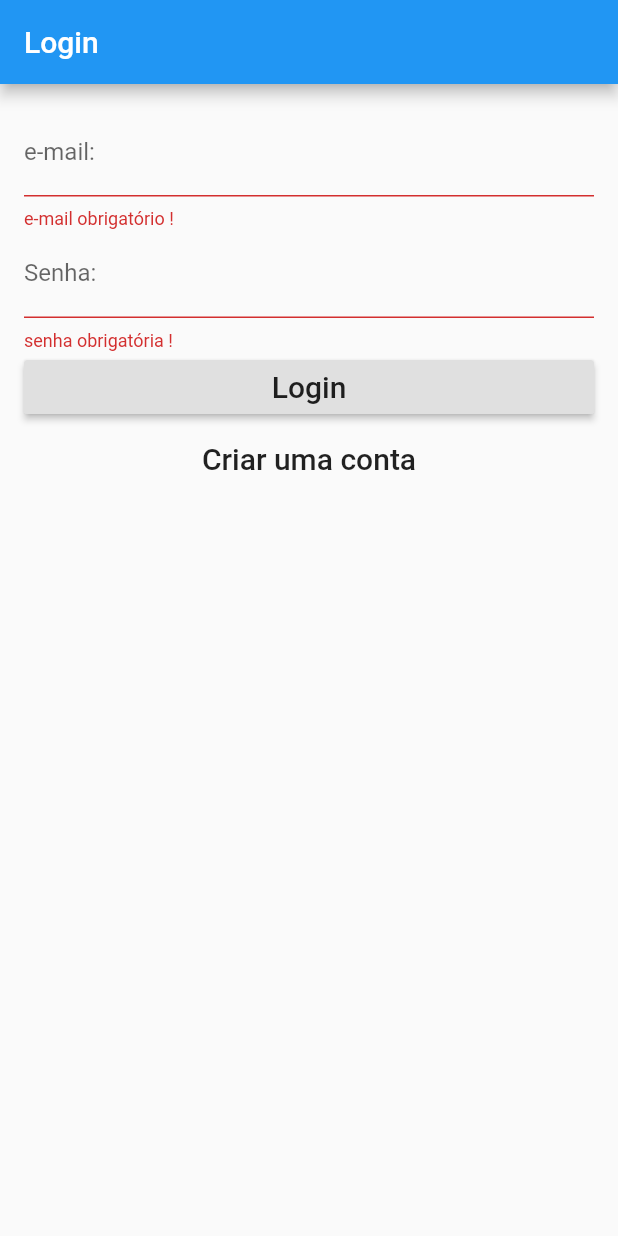
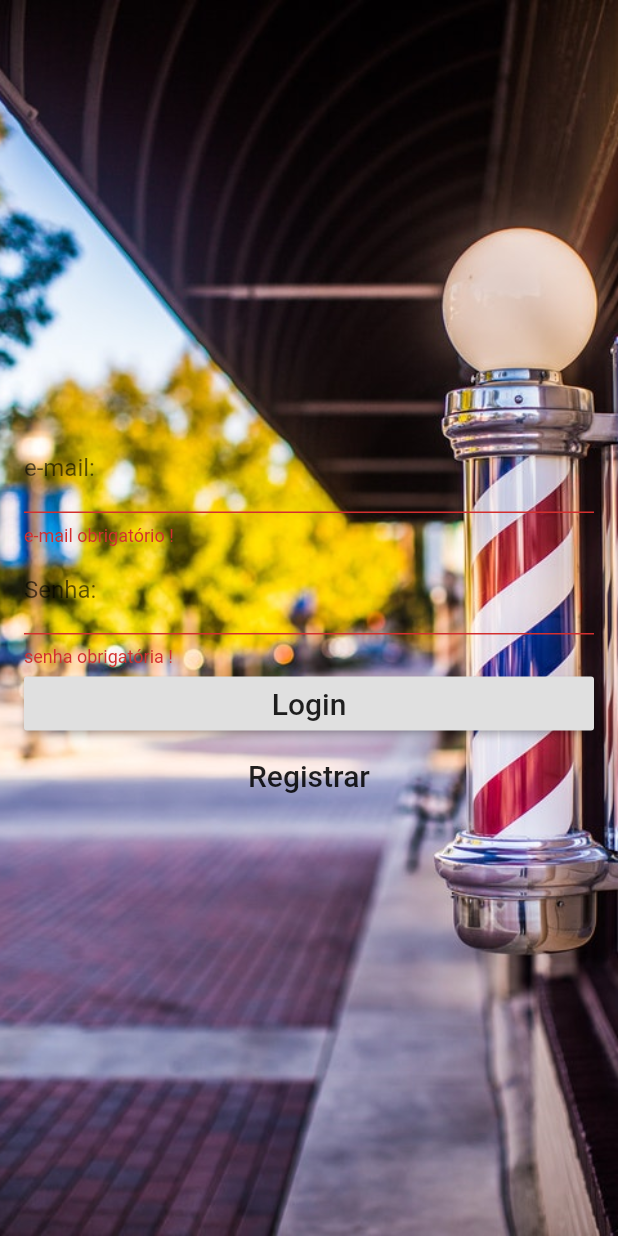
Before and after one commit to JeffersonRoque/barber_roque, a Flutter app: the screen it shows after launch, after a tap on "Login", on a phone screen of 412 x 824 dp. Run offline on Flutter 3.47's test engine with Material 2 defaults, Android fonts, the phone set to English and light mode, and no system bars; our stand-ins replace firebase_auth; accounts and stored records are empty.

Commit message:
atualização layout login

```diff
--- a/lib/login_page.dart
+++ b/lib/login_page.dart
@@ -1,12 +1,14 @@
 import 'package:barber_roque/auth_provider.dart';
 import 'package:flutter/material.dart';
 
-class EmailFielValidadator{
-  static String validade(String value) => value.isEmpty ? "e-mail obrigatório !" : null;
+class EmailFielValidadator {
+  static String validade(String value) =>
+      value.isEmpty ? "e-mail obrigatório !" : null;
 }
 
-class PasswordFielValidador{
-  static String validade(String value) => value.isEmpty ? "senha obrigatória !" : null;
+class PasswordFielValidador {
+  static String validade(String value) =>
+      value.isEmpty ? "senha obrigatória !" : null;
 }
 
 class LoginPage extends StatefulWidget {
@@ -20,16 +22,16 @@ enum FormType {
   register,
 }
 
-class _LoginPageState extends State<LoginPage>{
+class _LoginPageState extends State<LoginPage> {
   final GlobalKey<FormState> formKey = GlobalKey<FormState>();
 
   String _email;
   String _password;
   FormType _formType = FormType.login;
 
-  bool validateAndSave(){
+  bool validateAndSave() {
     final form = formKey.currentState;
-    if(form.validate()){
+    if (form.validate()) {
       form.save();
       return true;
     }
@@ -37,32 +39,33 @@ class _LoginPageState extends State<LoginPage>{
   }
 
   //Autenticação
-  void validateAndSubmit() async{
-    if (validateAndSave()){
-      try{
+  void validateAndSubmit() async {
+    if (validateAndSave()) {
+      try {
         var auth = AuthProvider.of(context).auth;
-        if(_formType == FormType.login){
-          String userId = (await auth.signInWithEmailAndPassword(_email, _password));
+        if (_formType == FormType.login) {
+          String userId =
+              (await auth.signInWithEmailAndPassword(_email, _password));
           print('Signed in: $userId');
-        }else{
-          String userId = (await auth.createUserWithEmailAndPassword(_email, _password));
+        } else {
+          String userId =
+              (await auth.createUserWithEmailAndPassword(_email, _password));
           print('Registered in: $userId');
         }
-      }
-      catch (e){
+      } catch (e) {
         print('Error $e');
       }
     }
   }
 
-  void moveToRegister(){
+  void moveToRegister() {
     formKey.currentState.reset();
     setState(() {
       _formType = FormType.register;
     });
   }
 
-  void moveToLogin(){
+  void moveToLogin() {
     formKey.currentState.reset();
     setState(() {
       _formType = FormType.login;
@@ -72,16 +75,23 @@ class _LoginPageState extends State<LoginPage>{
   //Conteúdo da Página
   @override
   Widget build(BuildContext context) {
-      return new Scaffold(
-        appBar: new AppBar(title: new Text('Login')
-        ),
-        body: new Container(
+    return new Center(
+      child: new Container(
+        decoration: BoxDecoration(
+            image: DecorationImage(
+          image: AssetImage("images/barber.jpg"),
+          fit: BoxFit.cover,
+        )),
         padding: EdgeInsets.all(16.0), //Distancia entre os formulários
-          child: new Form(
+        child: Scaffold(
+          backgroundColor: Colors.transparent,
+          body: new Form(
             key: formKey,
             child: new Column(
+              mainAxisAlignment: MainAxisAlignment.center,
               crossAxisAlignment: CrossAxisAlignment.stretch, //posição do botão
               children: buildInputs() + buildSubmitButton(),
+            ),
           ),
         ),
       ),
@@ -89,12 +99,18 @@ class _LoginPageState extends State<LoginPage>{
   }
 
   // Formulários
-    List<Widget> buildInputs(){
+  List<Widget> buildInputs() {
     return [
       //e-mail
       new TextFormField(
         key: Key('email'),
-          decoration: new InputDecoration(labelText: 'e-mail:'),
+        decoration: new InputDecoration(
+          labelText: 'e-mail:',
+          // labelStyle: TextStyle(
+          //   color: Colors.white,
+          //   fontWeight: FontWeight.bold,
+          // ),
+        ),
         validator: EmailFielValidadator.validade,
         onSaved: (value) => _email = value,
       ),
@@ -110,8 +126,8 @@ class _LoginPageState extends State<LoginPage>{
   }
 
   //Botões
-    List<Widget> buildSubmitButton(){
-      if(_formType == FormType.login){
+  List<Widget> buildSubmitButton() {
+    if (_formType == FormType.login) {
       return [
         //Login
         new RaisedButton(
@@ -122,10 +138,10 @@ class _LoginPageState extends State<LoginPage>{
         //Criar uma conta
         new FlatButton(
           onPressed: moveToRegister,
-            child: new Text('Criar uma conta', style: new TextStyle(fontSize: 20.0)),
+          child: new Text('Registrar', style: new TextStyle(fontSize: 20.0)),
         ),
       ];
-      } else{
+    } else {
       return [
         //Criar conta
         new RaisedButton(
@@ -135,10 +151,9 @@ class _LoginPageState extends State<LoginPage>{
         //Retornar
         new FlatButton(
           onPressed: moveToLogin,
-            child: new Text('Já possui uma conta? Login', style: new TextStyle(fontSize: 20.0)),
+          child: new Text('Voltar', style: new TextStyle(fontSize: 20.0)),
         ),
       ];
     }
-
   }
 }
--- a/lib/main.dart
+++ b/lib/main.dart
@@ -3,23 +3,21 @@ import 'package:flutter/material.dart';
 import 'auth_firebase.dart';
 import 'root_page.dart';
 
-void main() {
-  runApp(new MyApp());
-}
+void main() => runApp(new MyApp());
 
-class MyApp extends StatelessWidget{
+class MyApp extends StatelessWidget {
 
   @override
-    Widget build(BuildContext context){
-      return AuthProvider(
+  Widget build(BuildContext context) {
+    return AuthProvider(
         auth: Auth(),
         child: MaterialApp(
-          title: "Roque Barbearia login",
+          debugShowCheckedModeBanner: false,
+          title: "Roque Barbearia",
           theme: new ThemeData(
             primarySwatch: Colors.blue,
           ),
           home: new RootPage(), //Pagina principal
-        )
-      );
-    }
+        ));
+  }
 }
--- a/pubspec.yaml
+++ b/pubspec.yaml
@@ -49,6 +49,9 @@ flutter:
   #  - images/a_dot_burr.jpeg
   #  - images/a_dot_ham.jpeg
 
+  assets:
+    - images/barber.jpg
+
   # An image asset can refer to one or more resolution-specific "variants", see
   # https://flutter.dev/assets-and-images/#resolution-aware.
 
```
Also changed, not shown: images/barber.jpg (added), 1 other file. Lines whose indentation alone changed are shown as unchanged.
